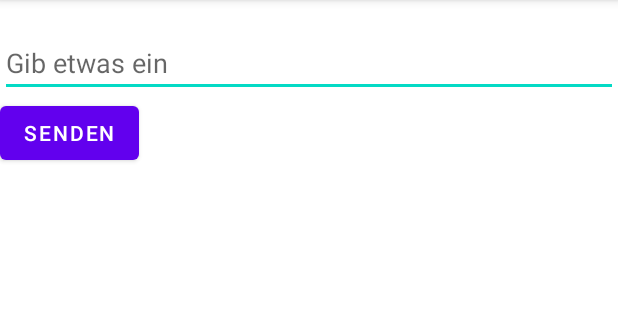
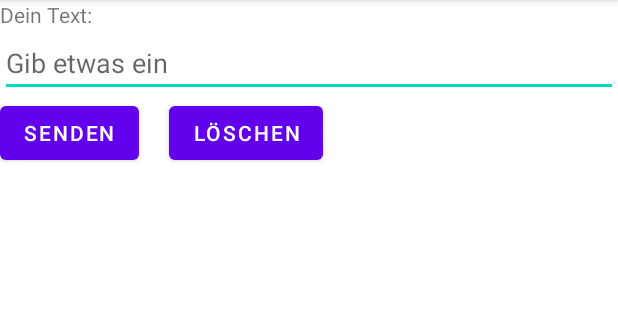
Before and after one commit to YannikKintscher/M335_HelloWorld, an Android app: the TextInputToView screen opened directly, with no data from a screen before it, after a tap on "SENDEN", on a phone screen of 412 x 824 dp, the part 84-404 px from its top. Run offline under Robolectric (Android 15) with nearby library versions, the phone set to English and light mode, and no system bars.

Commit message:
Implemented clear all button

```diff
--- a/app/src/main/java/com/example/helloworld/TextInputToView.java
+++ b/app/src/main/java/com/example/helloworld/TextInputToView.java
@@ -2,6 +2,7 @@ package com.example.helloworld;
 
 import androidx.appcompat.app.AppCompatActivity;
 
+import android.annotation.SuppressLint;
 import android.os.Bundle;
 import android.view.View;
 import android.widget.Button;
@@ -11,18 +12,33 @@ import com.google.android.material.textfield.TextInputEditText;
 
 public class TextInputToView extends AppCompatActivity {
 
+    private static final String text = "Dein Text: ";
+
+    private TextInputEditText textInputField;
+    private TextView textView;
+
     @Override
     protected void onCreate(Bundle savedInstanceState) {
         super.onCreate(savedInstanceState);
         setContentView(R.layout.activity_text_input_to_view);
 
-        Button button = findViewById(R.id.button2);
-        button.setOnClickListener(v -> sendTextFromInputToView());
+        Button senden = findViewById(R.id.button2);
+        senden.setOnClickListener(v -> sendTextFromInputToView());
+
+        Button loeschen = findViewById(R.id.button3);
+        loeschen.setOnClickListener(v -> clearAll());
     }
 
+    @SuppressLint("SetTextI18n")
     private void sendTextFromInputToView() {
-        TextInputEditText textInputField = findViewById(R.id.textInputField);
-        TextView textView = findViewById(R.id.textView3);
-        textView.setText(textInputField.getText());
+        textInputField = findViewById(R.id.textInputField);
+        textView = findViewById(R.id.textView3);
+        textView.setText(text + textInputField.getText());
+    }
+
+    @SuppressLint("SetTextI18n")
+    private void clearAll() {
+        textInputField.setText("");
+        textView.setText(text);
     }
 }
--- a/app/src/main/res/layout/activity_text_input_to_view.xml
+++ b/app/src/main/res/layout/activity_text_input_to_view.xml
@@ -19,10 +19,23 @@
         android:hint="@string/reminder"
         android:layout_below="@+id/textView3"/>
 
-    <Button
-        android:id="@+id/button2"
-        android:layout_width="wrap_content"
-        android:layout_height="wrap_content"
-        android:text="@string/button"
-        android:layout_below="@+id/textInputField"/>
+    <LinearLayout
+        android:layout_width="match_parent"
+        android:layout_height="match_parent"
+        android:orientation="horizontal"
+        android:layout_below="@+id/textInputField">
+
+        <Button
+            android:id="@+id/button2"
+            android:layout_width="wrap_content"
+            android:layout_height="wrap_content"
+            android:text="@string/button" />
+
+        <Button
+            android:id="@+id/button3"
+            android:layout_width="wrap_content"
+            android:layout_height="wrap_content"
+            android:text="@string/buttontext3"
+            android:layout_marginStart="20dp"/>
+    </LinearLayout>
 </RelativeLayout>
--- a/app/src/main/res/values/strings.xml
+++ b/app/src/main/res/values/strings.xml
@@ -5,4 +5,5 @@
     <string name="reminder">Gib etwas ein</string>
     <string name="button">Senden</string>
     <string name="button_text1">Text Input zu View</string>
+    <string name="buttontext3">Löschen</string>
 </resources>
```
